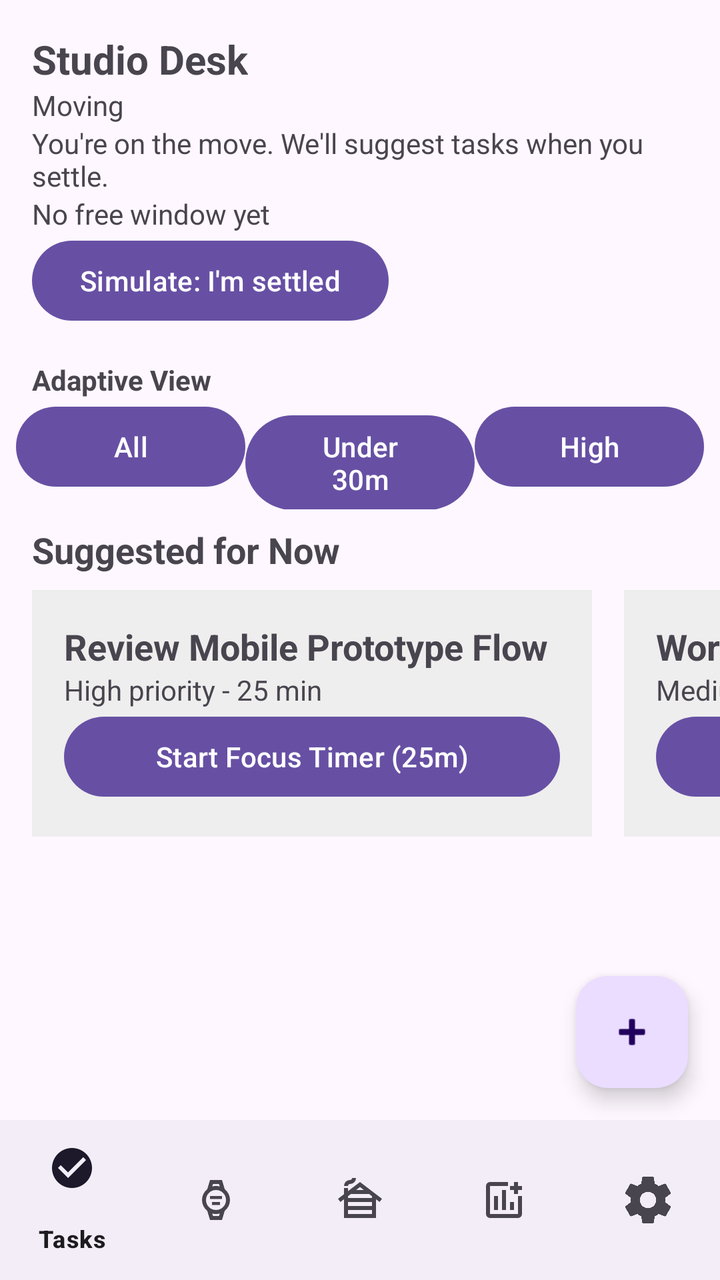
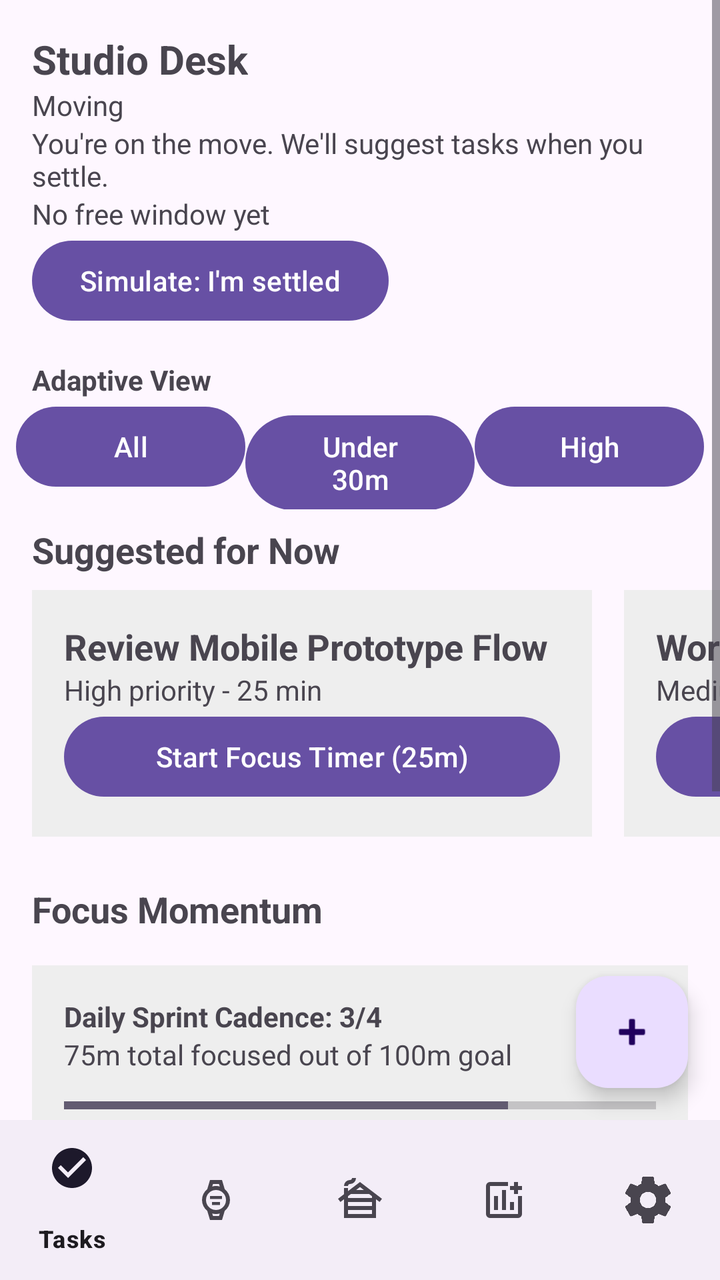

Compare the two renders of this Android layout. The source of the first and the diff that turns it into the second are given below.
<!-- AndroidManifest.xml: application theme Theme.TaskEase -->
<!-- res/layout/activity_main.xml -->
<?xml version="1.0" encoding="utf-8"?>
<androidx.constraintlayout.widget.ConstraintLayout xmlns:android="http://schemas.android.com/apk/res/android"
    xmlns:app="http://schemas.android.com/apk/res-auto"
    xmlns:tools="http://schemas.android.com/tools"
    android:id="@+id/main"
    android:layout_width="match_parent"
    android:layout_height="match_parent"
    tools:context=".MainActivity">

    <ScrollView
        android:layout_width="0dp"
        android:layout_height="0dp"
        app:layout_constraintTop_toTopOf="parent"
        app:layout_constraintBottom_toTopOf="@+id/bottomNav"
        app:layout_constraintStart_toStartOf="parent"
        app:layout_constraintEnd_toEndOf="parent">

        <LinearLayout
            android:layout_width="match_parent"
            android:layout_height="wrap_content"
            android:orientation="vertical"
            android:paddingBottom="80dp">

            
            <LinearLayout
                android:id="@+id/statusCard"
                android:layout_width="match_parent"
                android:layout_height="wrap_content"
                android:orientation="vertical"
                android:padding="16dp">

                <TextView
                    android:layout_width="wrap_content"
                    android:layout_height="wrap_content"
                    android:text="Studio Desk"
                    android:textSize="20sp"
                    android:textStyle="bold" />

                <TextView
                    android:id="@+id/tvStatus"
                    android:layout_width="wrap_content"
                    android:layout_height="wrap_content"
                    android:text="Moving" />

                <TextView
                    android:id="@+id/tvStatusMessage"
                    android:layout_width="wrap_content"
                    android:layout_height="wrap_content"
                    android:text="You're on the move. We'll suggest tasks when you settle." />

                <TextView
                    android:id="@+id/tvWindow"
                    android:layout_width="wrap_content"
                    android:layout_height="wrap_content"
                    android:text="No free window yet" />

                <Button
                    android:id="@+id/btnToggleStatus"
                    android:layout_width="wrap_content"
                    android:layout_height="wrap_content"
                    android:text="Simulate: I'm settled" />
            </LinearLayout>

            
            <TextView
                android:layout_width="wrap_content"
                android:layout_height="wrap_content"
                android:layout_marginStart="16dp"
                android:text="Adaptive View"
                android:textStyle="bold" />

            <LinearLayout
                android:layout_width="match_parent"
                android:layout_height="wrap_content"
                android:orientation="horizontal"
                android:paddingStart="8dp"
                android:paddingEnd="8dp">

                <Button
                    android:id="@+id/btnFilterAll"
                    android:layout_width="0dp"
                    android:layout_height="wrap_content"
                    android:layout_weight="1"
                    android:text="All" />

                <Button
                    android:id="@+id/btnFilterShort"
                    android:layout_width="0dp"
                    android:layout_height="wrap_content"
                    android:layout_weight="1"
                    android:text="Under 30m" />

                <Button
                    android:id="@+id/btnFilterHigh"
                    android:layout_width="0dp"
                    android:layout_height="wrap_content"
                    android:layout_weight="1"
                    android:text="High" />
            </LinearLayout>

            
            <TextView
                android:layout_width="wrap_content"
                android:layout_height="wrap_content"
                android:layout_marginStart="16dp"
                android:layout_marginTop="8dp"
                android:text="Suggested for Now"
                android:textSize="18sp"
                android:textStyle="bold" />

            
            <HorizontalScrollView
                android:layout_width="match_parent"
                android:layout_height="wrap_content"
                android:scrollbars="none">

                <LinearLayout
                    android:layout_width="wrap_content"
                    android:layout_height="wrap_content"
                    android:orientation="horizontal"
                    android:paddingStart="8dp"
                    android:paddingEnd="8dp">

                    
                    <LinearLayout
                        android:id="@+id/taskCard"
                        android:layout_width="280dp"
                        android:layout_height="wrap_content"
                        android:layout_margin="8dp"
                        android:orientation="vertical"
                        android:padding="16dp"
                        android:background="#EEEEEE">

                        <TextView
                            android:id="@+id/tvTaskName"
                            android:layout_width="wrap_content"
                            android:layout_height="wrap_content"
                            android:text="Review Mobile Prototype Flow"
                            android:textSize="18sp"
                            android:textStyle="bold" />

                        <TextView
                            android:id="@+id/tvTaskInfo"
                            android:layout_width="wrap_content"
                            android:layout_height="wrap_content"
                            android:text="High priority - 25 min" />

                        <Button
                            android:id="@+id/btnStartFocus"
                            android:layout_width="match_parent"
                            android:layout_height="wrap_content"
                            android:text="Start Focus Timer (25m)" />
                    </LinearLayout>

                    
                    <LinearLayout
                        android:id="@+id/taskCard2"
                        android:layout_width="280dp"
                        android:layout_height="wrap_content"
                        android:layout_margin="8dp"
                        android:orientation="vertical"
                        android:padding="16dp"
                        android:background="#EEEEEE">

                        <TextView
                            android:id="@+id/tvTaskName2"
                            android:layout_width="wrap_content"
                            android:layout_height="wrap_content"
                            android:text="Workout"
                            android:textSize="18sp"
                            android:textStyle="bold" />

                        <TextView
                            android:id="@+id/tvTaskInfo2"
                            android:layout_width="wrap_content"
                            android:layout_height="wrap_content"
                            android:text="Medium priority - 45 min" />

                        <Button
                            android:id="@+id/btnStartFocus2"
                            android:layout_width="match_parent"
                            android:layout_height="wrap_content"
                            android:text="Start Focus Timer (45m)" />
                    </LinearLayout>

                    
                    <LinearLayout
                        android:id="@+id/taskCard3"
                        android:layout_width="280dp"
                        android:layout_height="wrap_content"
                        android:layout_margin="8dp"
                        android:orientation="vertical"
                        android:padding="16dp"
                        android:background="#EEEEEE">

                        <TextView
                            android:id="@+id/tvTaskName3"
                            android:layout_width="wrap_content"
                            android:layout_height="wrap_content"
                            android:text="Study"
                            android:textSize="18sp"
                            android:textStyle="bold" />

                        <TextView
                            android:id="@+id/tvTaskInfo3"
                            android:layout_width="wrap_content"
                            android:layout_height="wrap_content"
                            android:text="Low priority - 30 min" />

                        <Button
                            android:id="@+id/btnStartFocus3"
                            android:layout_width="match_parent"
                            android:layout_height="wrap_content"
                            android:text="Start Focus Timer (30m)" />
                    </LinearLayout>

                </LinearLayout>
            </HorizontalScrollView>

        </LinearLayout>
    </ScrollView>

    
    <com.google.android.material.bottomnavigation.BottomNavigationView
        android:id="@+id/bottomNav"
        android:layout_width="0dp"
        android:layout_height="wrap_content"
        app:menu="@menu/bottom_nav_menu"
        app:layout_constraintBottom_toBottomOf="parent"
        app:layout_constraintStart_toStartOf="parent"
        app:layout_constraintEnd_toEndOf="parent" />

    <com.google.android.material.floatingactionbutton.FloatingActionButton
        android:id="@+id/fabAdd"
        android:layout_width="wrap_content"
        android:layout_height="wrap_content"
        android:layout_marginBottom="16dp"
        android:layout_marginEnd="16dp"
        android:contentDescription="Create task"
        app:srcCompat="@android:drawable/ic_input_add"
        app:layout_constraintBottom_toTopOf="@+id/bottomNav"
        app:layout_constraintEnd_toEndOf="parent" />

</androidx.constraintlayout.widget.ConstraintLayout>
<!-- resources referenced by this layout -->
<resources>
  <style name="Theme.TaskEase" parent="Base.Theme.TaskEase" />
  <style name="Base.Theme.TaskEase" parent="Theme.Material3.DayNight.NoActionBar">
          
          
      </style>
</resources>

<!-- the commit's change to res/layout/activity_main.xml (unified diff, before → after) -->
@@ -213,13 +213,79 @@
                             android:layout_height="wrap_content"
                             android:text="Start Focus Timer (30m)" />
                     </LinearLayout>
-
                 </LinearLayout>
             </HorizontalScrollView>
-
+            
+            <TextView
+                android:layout_width="wrap_content"
+                android:layout_height="wrap_content"
+                android:layout_marginStart="16dp"
+                android:layout_marginTop="16dp"
+                android:text="Focus Momentum"
+                android:textSize="18sp"
+                android:textStyle="bold" />
+
+            <LinearLayout
+                android:layout_width="match_parent"
+                android:layout_height="wrap_content"
+                android:layout_margin="16dp"
+                android:orientation="vertical"
+                android:padding="16dp"
+                android:background="#EEEEEE">
+
+                <TextView
+                    android:layout_width="wrap_content"
+                    android:layout_height="wrap_content"
+                    android:text="Daily Sprint Cadence: 3/4"
+                    android:textStyle="bold" />
+
+                <TextView
+                    android:layout_width="wrap_content"
+                    android:layout_height="wrap_content"
+                    android:text="75m total focused out of 100m goal" />
+
+                <ProgressBar
+                    style="?android:attr/progressBarStyleHorizontal"
+                    android:layout_width="match_parent"
+                    android:layout_height="wrap_content"
+                    android:layout_marginTop="8dp"
+                    android:max="100"
+                    android:progress="75" />
+
+                <LinearLayout
+                    android:layout_width="match_parent"
+                    android:layout_height="wrap_content"
+                    android:layout_marginTop="12dp"
+                    android:orientation="horizontal">
+
+                    <TextView
+                        android:layout_width="0dp"
+                        android:layout_height="wrap_content"
+                        android:layout_weight="1"
+                        android:text="Daily Streak\n6 Days" />
+
+                    <TextView
+                        android:layout_width="0dp"
+                        android:layout_height="wrap_content"
+                        android:layout_weight="1"
+                        android:text="Avg. Flow\n28 min" />
+                </LinearLayout>
+            </LinearLayout>
+            
+            <TextView
+                android:layout_width="wrap_content"
+                android:layout_height="wrap_content"
+                android:layout_marginStart="16dp"
+                android:text="Immediate To-Do"
+                android:textSize="18sp"
+                android:textStyle="bold" />
+            <CheckBox
+                android:layout_width="match_parent"
+                android:layout_height="wrap_content"
+                android:layout_marginStart="16dp"
+                android:text="Draft project brief summary - Due in 25 mins" />
         </LinearLayout>
     </ScrollView>
-
     
     <com.google.android.material.bottomnavigation.BottomNavigationView
         android:id="@+id/bottomNav"
